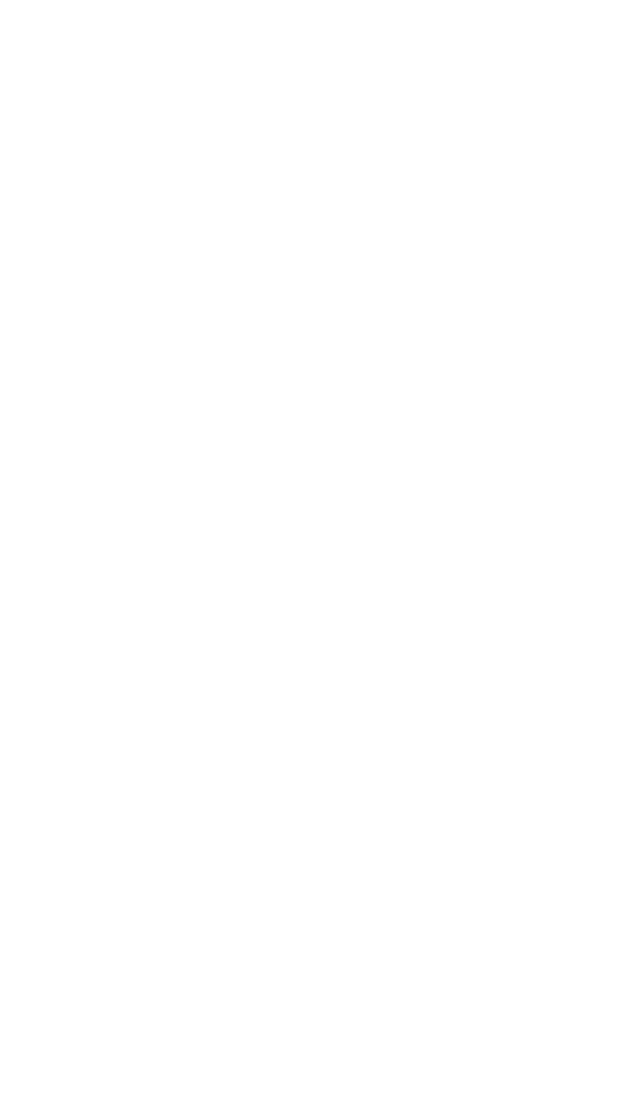
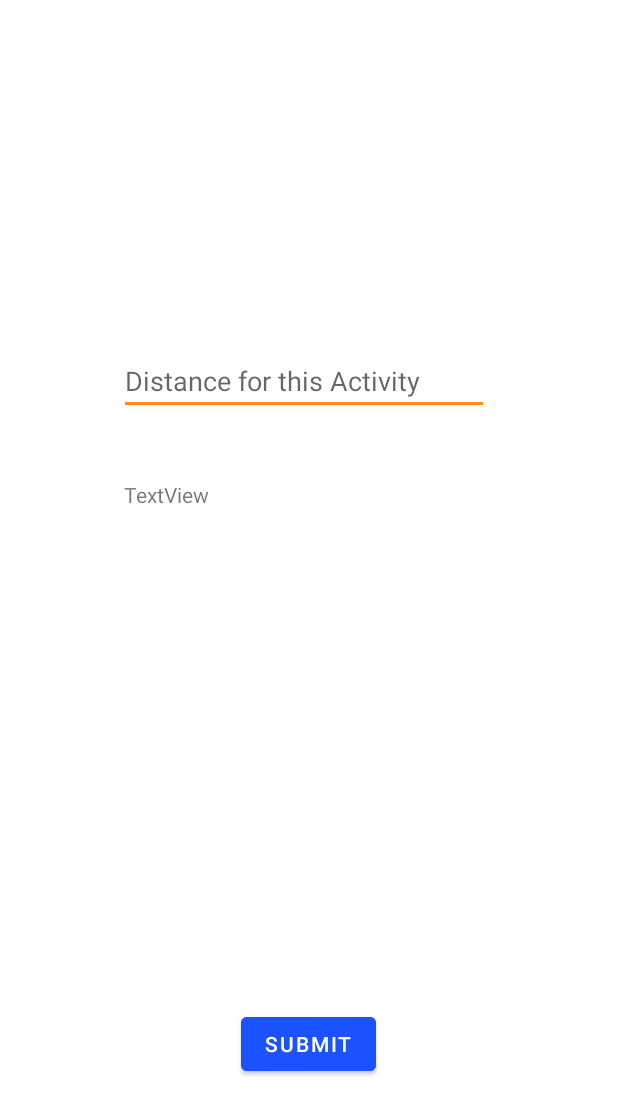
Before and after one commit to lukecachia/mobilecomputingA2, an Android app: the AddActivityActivity screen opened directly, with no data from a screen before it, on a phone screen of 412 x 824 dp. Before the commit the part shown is empty. Shown: the top 1115 px of the screen. Run offline under Robolectric (Android 15) with nearby library versions, the phone set to English and light mode, and no system bars.

Commit message:
Started working on the "Add Activity" page. Layout was already created, now adding the text views buttons and dropdown list.

```diff
--- a/app/src/main/res/layout/activity_add_activity.xml
+++ b/app/src/main/res/layout/activity_add_activity.xml
@@ -6,4 +6,40 @@
     android:layout_height="match_parent"
     tools:context=".main.AddActivityActivity">
 
+
+    <EditText
+        android:id="@+id/activityDistance"
+        android:layout_width="246dp"
+        android:layout_height="wrap_content"
+        android:layout_alignParentStart="true"
+        android:layout_alignParentTop="true"
+        android:layout_alignParentEnd="true"
+        android:layout_gravity="center"
+        android:layout_marginStart="79dp"
+        android:layout_marginTop="231dp"
+        android:layout_marginEnd="86dp"
+        android:cursorVisible="true"
+        android:ems="10"
+        android:inputType="textCapWords"
+        android:hint="@string/activityDistance" />
+
+    <TextView
+        android:id="@+id/selectBikeSpn"
+        android:layout_width="246dp"
+        android:layout_height="25dp"
+        android:layout_marginTop="320dp"
+        android:layout_centerHorizontal="true"
+        android:text="TextView" />
+
+    <Button
+        android:id="@+id/bikeAddSubmitBtn"
+        android:layout_width="wrap_content"
+        android:layout_height="wrap_content"
+        android:layout_alignParentBottom="true"
+        android:layout_centerHorizontal="true"
+        android:layout_marginBottom="104dp"
+        android:backgroundTint="@color/colorPrimaryDark"
+        android:text="@string/addBike_submit" />
+
+
 </RelativeLayout>
--- a/app/src/main/res/values/strings.xml
+++ b/app/src/main/res/values/strings.xml
@@ -8,4 +8,5 @@
     <string name="addBike_submit">Submit</string>
     <string name="addBike_dop">Enter the Date of Purchase</string>
     <string name="add_a_photo">Add a Photo</string>
+    <string name="activityDistance">Distance for this Activity</string>
 </resources>
```
